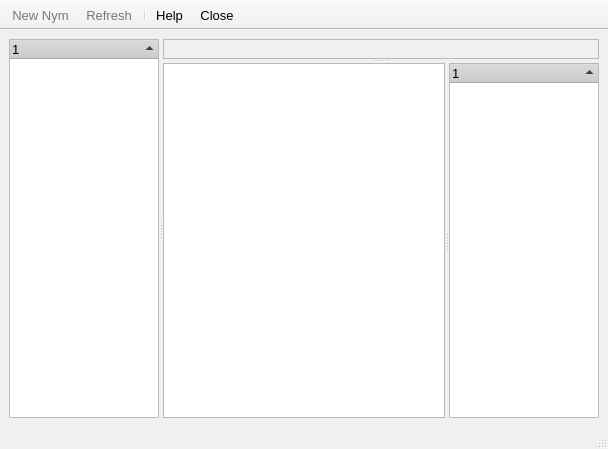
The window that src/gui/network/netviewer.ui (a-ilin/vidalia) describes before a commit, drawn with Qt 5.
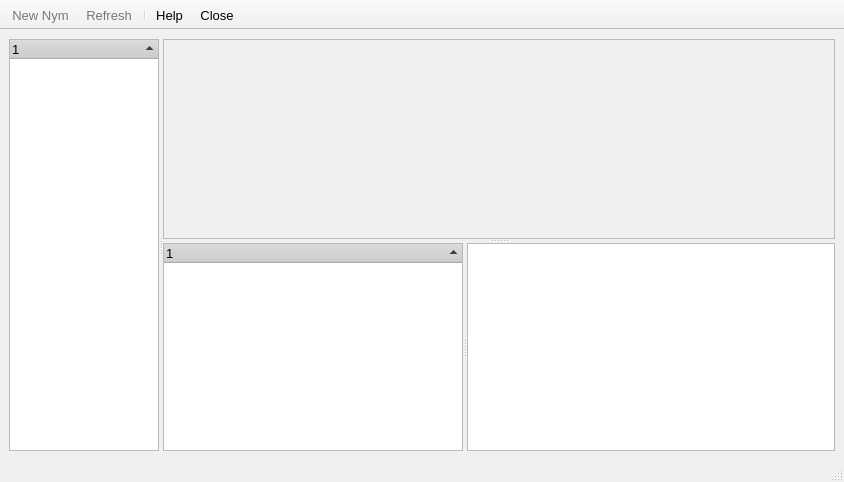
The same window after the commit. Icons and pictures are not drawn. Custom widgets are drawn as their Qt base class.

Commit message:
Netviewer layout changes, fixed column headers.
svn:r883

Diff of the .ui file:
```diff
--- a/src/gui/network/netviewer.ui
+++ b/src/gui/network/netviewer.ui
@@ -8,8 +8,8 @@
    <rect>
     <x>0</x>
     <y>0</y>
-    <width>608</width>
-    <height>449</height>
+    <width>844</width>
+    <height>482</height>
    </rect>
   </property>
   <property name="sizePolicy" >
@@ -367,12 +367,18 @@
        <widget class="QFrame" name="frmMap" >
         <property name="sizePolicy" >
          <sizepolicy>
-          <hsizetype>5</hsizetype>
-          <vsizetype>5</vsizetype>
+          <hsizetype>7</hsizetype>
+          <vsizetype>7</vsizetype>
           <horstretch>100</horstretch>
           <verstretch>0</verstretch>
          </sizepolicy>
         </property>
+        <property name="minimumSize" >
+         <size>
+          <width>400</width>
+          <height>200</height>
+         </size>
+        </property>
         <property name="contextMenuPolicy" >
          <enum>Qt::NoContextMenu</enum>
         </property>
@@ -416,22 +422,6 @@
         <property name="childrenCollapsible" >
          <bool>false</bool>
         </property>
-        <widget class="RouterDescriptorView" name="textRouterInfo" >
-         <property name="sizePolicy" >
-          <sizepolicy>
-           <hsizetype>7</hsizetype>
-           <vsizetype>7</vsizetype>
-           <horstretch>100</horstretch>
-           <verstretch>100</verstretch>
-          </sizepolicy>
-         </property>
-         <property name="contextMenuPolicy" >
-          <enum>Qt::NoContextMenu</enum>
-         </property>
-         <property name="readOnly" >
-          <bool>true</bool>
-         </property>
-        </widget>
         <widget class="CircuitListWidget" name="treeCircuitList" >
          <property name="sizePolicy" >
           <sizepolicy>
@@ -443,7 +433,7 @@
          </property>
          <property name="minimumSize" >
           <size>
-           <width>150</width>
+           <width>300</width>
            <height>0</height>
           </size>
          </property>
@@ -457,6 +447,22 @@
           <bool>true</bool>
          </property>
         </widget>
+        <widget class="RouterDescriptorView" name="textRouterInfo" >
+         <property name="sizePolicy" >
+          <sizepolicy>
+           <hsizetype>5</hsizetype>
+           <vsizetype>7</vsizetype>
+           <horstretch>100</horstretch>
+           <verstretch>100</verstretch>
+          </sizepolicy>
+         </property>
+         <property name="contextMenuPolicy" >
+          <enum>Qt::NoContextMenu</enum>
+         </property>
+         <property name="readOnly" >
+          <bool>true</bool>
+         </property>
+        </widget>
        </widget>
       </widget>
      </widget>
@@ -467,8 +473,8 @@
    <property name="geometry" >
     <rect>
      <x>0</x>
-     <y>425</y>
-     <width>608</width>
+     <y>458</y>
+     <width>844</width>
      <height>24</height>
     </rect>
    </property>
```
Left out of the diff: 9 changed lines with no effect on the pictures. The commit also changes 4 other files.
